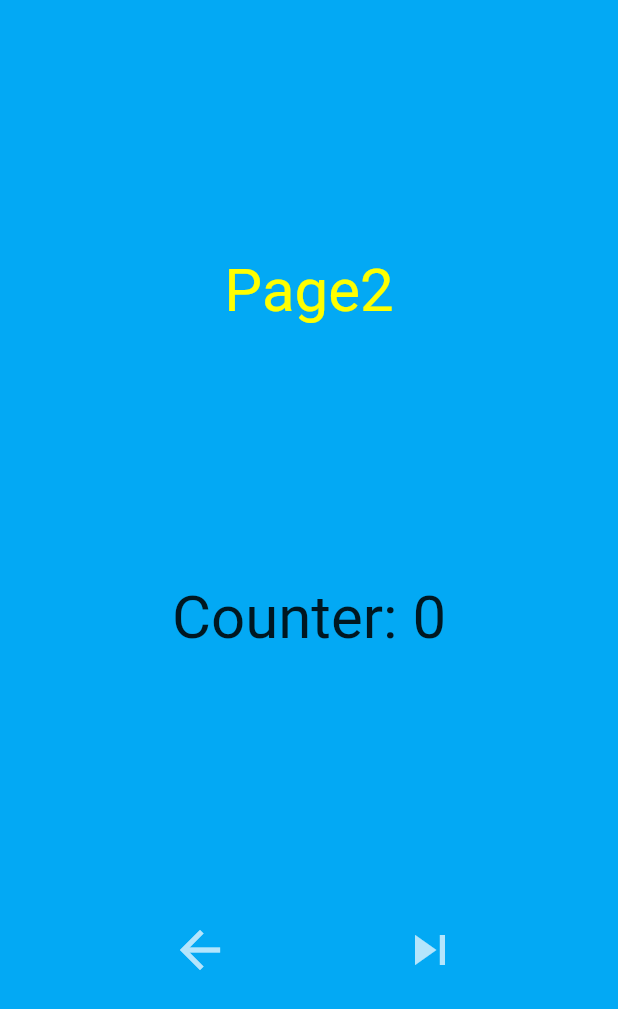
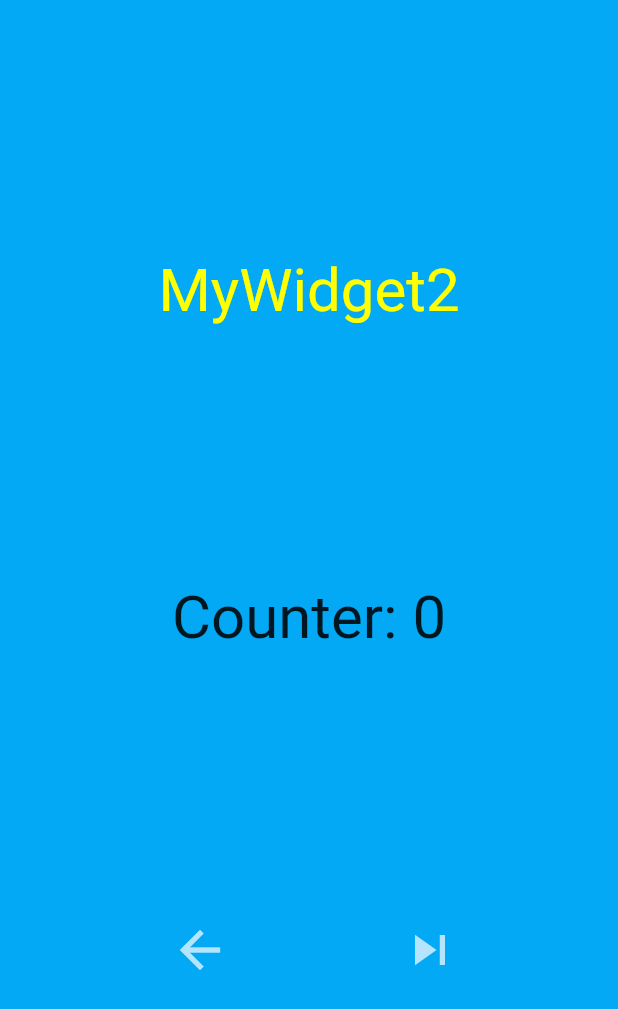
Before and after one commit to andyludeveloper/flutter_simple_timer, a Flutter app: the screen it shows after launch, after a tap on the "skip next" icon, on a phone screen of 412 x 824 dp. Shown: the top 1009 px of the screen. Run offline on Flutter 3.47's test engine with Material 2 defaults, Android fonts, the phone set to English and light mode, and no system bars.

Commit message:
initial commit.

```diff
--- a/lib/main.dart
+++ b/lib/main.dart
@@ -1,10 +1,8 @@
 import 'package:flutter/material.dart';
-import 'package:get_it/get_it.dart';
 import 'package:provider/provider.dart';
 import 'counter.dart';
-import 'page1.dart';
+import 'mywidget1.dart';
 
-GetIt getIt = GetIt.instance;
 void main() {
   runApp(MyApp());
 }
@@ -14,14 +12,12 @@ class MyApp extends StatelessWidget {
   Widget build(BuildContext context) {
     return ChangeNotifierProvider(
       create: (_) => Counter(),
-      child: Consumer<Counter>(
-        builder: (context, counter, _) => MaterialApp(
-          title: 'Flutter Demo',
+      child: MaterialApp(
+          title: 'Flutter Timer Demo',
           theme: ThemeData(
             primarySwatch: Colors.blue,
           ),
-          home: Page1(),
-        ),
+          home: MyWidget1(),
       ),
     );
   }
--- a/lib/page1.dart
+++ b/lib/mywidget1.dart
@@ -1,36 +1,21 @@
 import 'package:flutter/material.dart';
 import 'dart:async';
-import 'package:fluttertimerapp2/page2.dart';
-import 'package:fluttertoast/fluttertoast.dart';
+import 'package:fluttertimerapp2/mywidget2.dart';
 import 'package:provider/provider.dart';
 import 'counter.dart';
 
-class Page1 extends StatefulWidget {
+class MyWidget1 extends StatefulWidget {
   @override
-  _Page1State createState() => _Page1State();
+  _MyWidget1State createState() => _MyWidget1State();
 }
 
-class _Page1State extends State<Page1> {
+class _MyWidget1State extends State<MyWidget1> {
+  var title = 'MyWidget1';
   var timer;
 
   @override
   Widget build(BuildContext context) {
     var counter = Provider.of<Counter>(context);
-    counter.addListener((){
-      debugPrint('${counter.count}');
-      if(counter.count == 10.0){
-        Fluttertoast.showToast(
-            msg: "This is Center Short Toast",
-            toastLength: Toast.LENGTH_SHORT,
-            gravity: ToastGravity.CENTER,
-            timeInSecForIosWeb: 1,
-            backgroundColor: Colors.red,
-            textColor: Colors.white,
-            fontSize: 16.0
-        );
-        timer.cancel();
-      }
-    });
     return Scaffold(
       body: Container(
         color: Colors.greenAccent,
@@ -38,18 +23,8 @@ class _Page1State extends State<Page1> {
             crossAxisAlignment: CrossAxisAlignment.stretch,
             mainAxisAlignment: MainAxisAlignment.spaceEvenly,
             children: <Widget>[
-              Center(
-                child: Text(
-                  'Page1',
-                  style: TextStyle(fontSize: 40.0),
-                ),
-              ),
-              Center(
-                child: Text(
-                  'Counter: ${counter.count}',
-                  style: TextStyle(fontSize: 40.0),
-                ),
-              ),
+              Center(child: Text(title, style: TextStyle(fontSize: 40.0))),
+              Center(child: Text('Counter: ${counter.count}', style: TextStyle(fontSize: 40.0)),),
               Row(
                 mainAxisAlignment: MainAxisAlignment.center,
                 children: <Widget>[
@@ -73,7 +48,7 @@ class _Page1State extends State<Page1> {
                     onPressed: () {
                       Navigator.push(
                         context,
-                        MaterialPageRoute(builder: (_) => Page2()),
+                        MaterialPageRoute(builder: (_) => MyWidget2()),
                       );
                     },
                   ),
--- a/lib/page2.dart
+++ b/lib/mywidget2.dart
@@ -1,18 +1,18 @@
 import 'package:flutter/material.dart';
-import 'package:fluttertimerapp2/page3.dart';
+import 'package:fluttertimerapp2/mywidget3.dart';
 import 'package:provider/provider.dart';
 import 'counter.dart';
 
-class Page2 extends StatefulWidget {
+class MyWidget2 extends StatefulWidget {
   @override
-  _Page2State createState() => _Page2State();
+  _MyWidget2State createState() => _MyWidget2State();
 }
 
-class _Page2State extends State<Page2> {
+class _MyWidget2State extends State<MyWidget2> {
+  var title = 'MyWidget2';
 
   @override
   Widget build(BuildContext context) {
-  var counter = Provider.of<Counter>(context);
     return Scaffold(
       body: Container(
         color: Colors.lightBlue,
@@ -20,13 +20,8 @@ class _Page2State extends State<Page2> {
           mainAxisAlignment: MainAxisAlignment.spaceEvenly,
           crossAxisAlignment: CrossAxisAlignment.stretch,
           children: <Widget>[
-            Center(child: Text('Page2', style: TextStyle(fontSize: 40.0, color: Colors.yellowAccent),)),
-            Center(
-              child: Text(
-                'Counter: ${counter.count}',
-                style: TextStyle(fontSize: 40.0),
-              ),
-            ),
+            Center(child: Text(title, style: TextStyle(fontSize: 40.0, color: Colors.yellowAccent),)),
+            Center(child: Text('Counter: ${Provider.of<Counter>(context).count}', style: TextStyle(fontSize: 40.0),)),
             Row(
               mainAxisAlignment: MainAxisAlignment.spaceEvenly,
               crossAxisAlignment: CrossAxisAlignment.center,
@@ -43,7 +38,7 @@ class _Page2State extends State<Page2> {
                   onPressed: () {
                     Navigator.push(
                       context,
-                      MaterialPageRoute(builder: (_) => Page3()),
+                      MaterialPageRoute(builder: (_) => MyWidget3()),
                     );
                   },
                 ),
```
Also changed, not shown: lib/mywidget3.dart (renamed from lib/page3.dart, +8 -15 lines).
